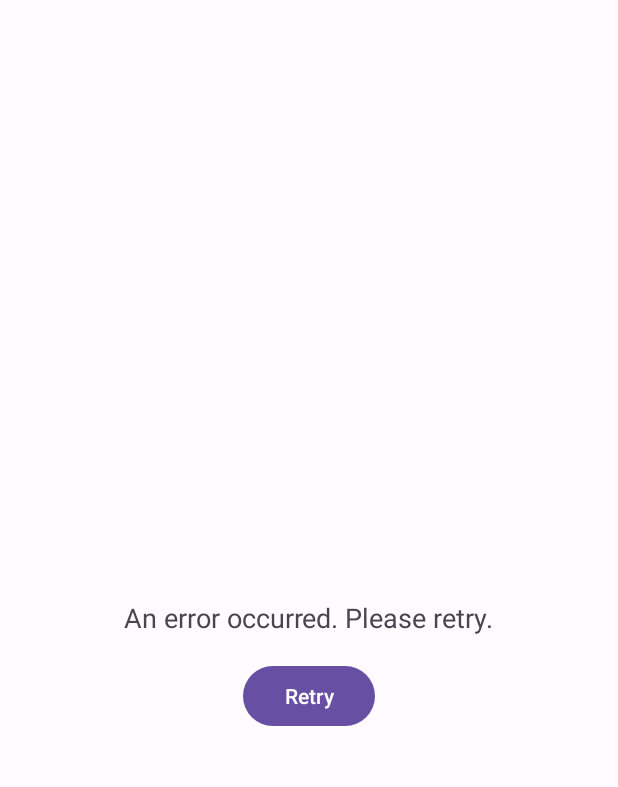
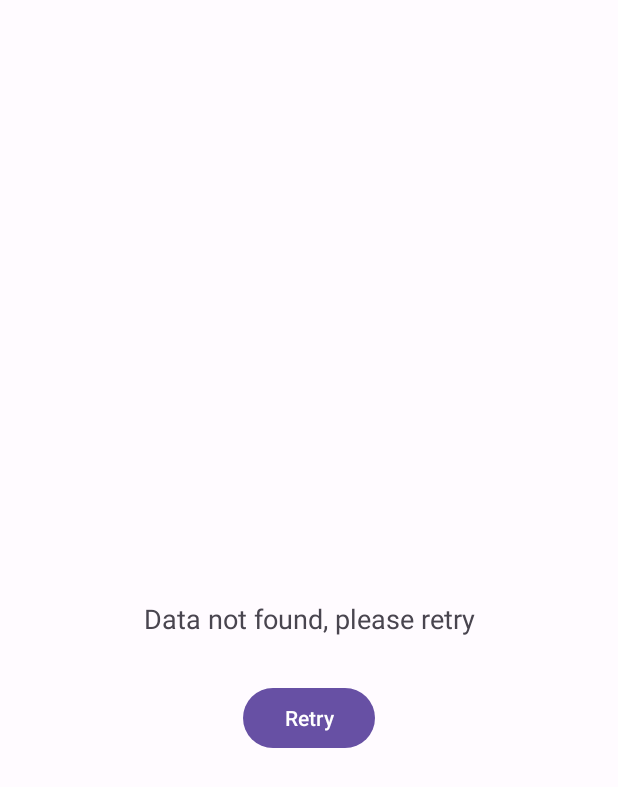
Before and after one commit to jobanull/DestifindApp, an Android app: the layout retry_layout.xml on its own in the app's theme, with its tools: preview values and no code run, on a phone screen of 412 x 824 dp. Shown: the top 787 px of the screen. Run offline under Robolectric (Android 15) with nearby library versions, the phone set to English and light mode, and no system bars.

Commit message:
Add Retry Layout

```diff
--- a/MobileDevelopment/app/src/main/res/layout/retry_layout.xml
+++ b/MobileDevelopment/app/src/main/res/layout/retry_layout.xml
@@ -1,16 +1,20 @@
 <?xml version="1.0" encoding="utf-8"?>
-<RelativeLayout xmlns:android="http://schemas.android.com/apk/res/android"
+<androidx.constraintlayout.widget.ConstraintLayout xmlns:android="http://schemas.android.com/apk/res/android"
+    xmlns:tools="http://schemas.android.com/tools"
     android:layout_width="match_parent"
     android:layout_height="match_parent"
+    xmlns:app="http://schemas.android.com/apk/res-auto"
     android:padding="16dp">
 
     <TextView
         android:id="@+id/textViewErrorMessage"
         android:layout_width="wrap_content"
         android:layout_height="wrap_content"
-        android:layout_centerHorizontal="true"
-        android:layout_centerVertical="true"
-        android:text="An error occurred. Please retry."
+        app:layout_constraintLeft_toLeftOf="parent"
+        app:layout_constraintRight_toRightOf="parent"
+        app:layout_constraintTop_toTopOf="parent"
+        app:layout_constraintBottom_toBottomOf="parent"
+        android:text="@string/retry_description"
         android:textSize="18sp" />
 
     <Button
@@ -19,7 +23,10 @@
         android:layout_height="wrap_content"
         android:layout_below="@id/textViewErrorMessage"
         android:layout_centerHorizontal="true"
-        android:layout_marginTop="16dp"
-        android:text="Retry" />
+        android:layout_marginTop="30dp"
+        android:text="@string/retry"
+        app:layout_constraintEnd_toEndOf="parent"
+        app:layout_constraintStart_toStartOf="parent"
+        app:layout_constraintTop_toBottomOf="@+id/textViewErrorMessage" />
 
-</RelativeLayout>
+</androidx.constraintlayout.widget.ConstraintLayout>
--- a/MobileDevelopment/app/src/main/res/values/strings.xml
+++ b/MobileDevelopment/app/src/main/res/values/strings.xml
@@ -28,4 +28,6 @@
     <string name="hour">%1$s Hour </string>
     <string name="distance">%1$s Km</string>
     <string name="hello_world">Hello World</string>
+    <string name="retry_description">Data not found, please retry</string>
+    <string name="retry">Retry</string>
 </resources>
```
Also changed, not shown: MobileDevelopment/app/src/main/java/com/example/mobiledevelopment/data/response/DestinationResponse.kt (+8 -8 lines), MobileDevelopment/app/src/main/java/com/example/mobiledevelopment/ui/adapter/ListDestinationAdapter.kt (+9 -10 lines), MobileDevelopment/app/src/main/java/com/example/mobiledevelopment/ui/detail/DetailActivity.kt (+10 -3 lines), MobileDevelopment/app/src/main/java/com/example/mobiledevelopment/ui/main/MainActivity.kt (+36 -12 lines), MobileDevelopment/app/src/main/java/com/example/mobiledevelopment/util/RetryDialog.kt (added, +30 -0 lines).
